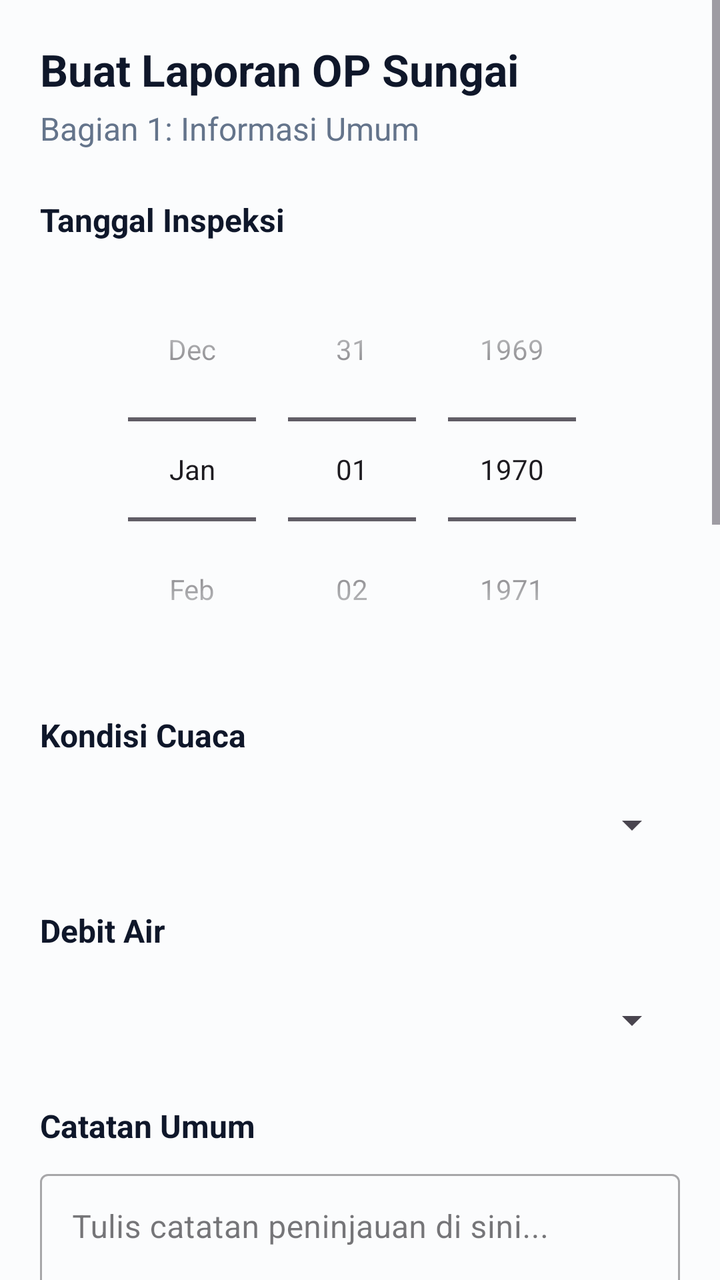
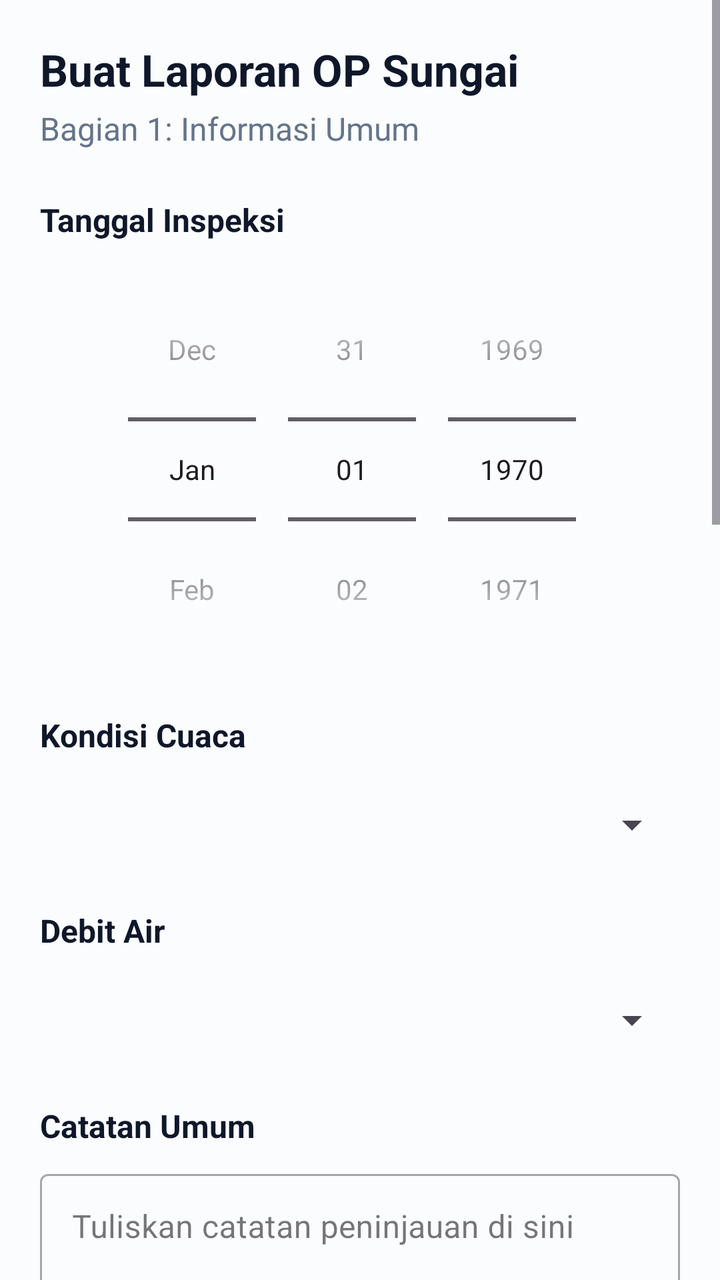

Two renders of the same Android screen: before a commit and after it. Below are the layout's source before the change and the commit's diff.
<!-- AndroidManifest.xml: application theme Theme.RiverOP -->
<!-- res/layout/activity_buat_laporan.xml -->
<?xml version="1.0" encoding="utf-8"?>
<ScrollView xmlns:android="http://schemas.android.com/apk/res/android"
    xmlns:app="http://schemas.android.com/apk/res-auto"
    android:layout_width="match_parent"
    android:layout_height="match_parent"
    android:fillViewport="true"
    android:background="@color/background">

    <androidx.constraintlayout.widget.ConstraintLayout
        android:layout_width="match_parent"
        android:layout_height="wrap_content"
        android:padding="20dp">

        <TextView
            android:id="@+id/tvTitle"
            android:layout_width="0dp"
            android:layout_height="wrap_content"
            android:text="Buat Laporan OP Sungai"
            android:textSize="22sp"
            android:textStyle="bold"
            android:textColor="@color/text_primary"
            app:layout_constraintTop_toTopOf="parent"
            app:layout_constraintStart_toStartOf="parent"
            app:layout_constraintEnd_toEndOf="parent" />

        <TextView
            android:id="@+id/tvSubtitle"
            android:layout_width="0dp"
            android:layout_height="wrap_content"
            android:text="Bagian 1: Informasi Umum"
            android:textSize="16sp"
            android:textColor="@color/text_secondary"
            android:layout_marginTop="4dp"
            app:layout_constraintTop_toBottomOf="@id/tvTitle"
            app:layout_constraintStart_toStartOf="parent"
            app:layout_constraintEnd_toEndOf="parent" />

        <TextView
            android:id="@+id/lblTanggal"
            android:layout_width="0dp"
            android:layout_height="wrap_content"
            android:text="Tanggal Inspeksi"
            android:textSize="16sp"
            android:textStyle="bold"
            android:textColor="@color/text_primary"
            android:layout_marginTop="24dp"
            app:layout_constraintTop_toBottomOf="@id/tvSubtitle"
            app:layout_constraintStart_toStartOf="parent"
            app:layout_constraintEnd_toEndOf="parent" />

        <DatePicker
            android:id="@+id/dpTanggal"
            android:layout_width="0dp"
            android:layout_height="wrap_content"
            android:datePickerMode="spinner"
            android:calendarViewShown="false"
            android:layout_marginTop="8dp"
            app:layout_constraintTop_toBottomOf="@id/lblTanggal"
            app:layout_constraintStart_toStartOf="parent"
            app:layout_constraintEnd_toEndOf="parent" />

        <TextView
            android:id="@+id/lblCuaca"
            android:layout_width="0dp"
            android:layout_height="wrap_content"
            android:text="Kondisi Cuaca"
            android:textSize="16sp"
            android:textStyle="bold"
            android:textColor="@color/text_primary"
            android:layout_marginTop="16dp"
            app:layout_constraintTop_toBottomOf="@id/dpTanggal"
            app:layout_constraintStart_toStartOf="parent"
            app:layout_constraintEnd_toEndOf="parent" />

        <Spinner
            android:id="@+id/spCuaca"
            android:layout_width="0dp"
            android:layout_height="52dp"
            android:layout_marginTop="8dp"
            android:spinnerMode="dropdown"
            app:layout_constraintTop_toBottomOf="@id/lblCuaca"
            app:layout_constraintStart_toStartOf="parent"
            app:layout_constraintEnd_toEndOf="parent" />

        <TextView
            android:id="@+id/lblDebit"
            android:layout_width="0dp"
            android:layout_height="wrap_content"
            android:text="Debit Air"
            android:textSize="16sp"
            android:textStyle="bold"
            android:textColor="@color/text_primary"
            android:layout_marginTop="16dp"
            app:layout_constraintTop_toBottomOf="@id/spCuaca"
            app:layout_constraintStart_toStartOf="parent"
            app:layout_constraintEnd_toEndOf="parent" />

        <Spinner
            android:id="@+id/spDebit"
            android:layout_width="0dp"
            android:layout_height="52dp"
            android:layout_marginTop="8dp"
            android:spinnerMode="dropdown"
            app:layout_constraintTop_toBottomOf="@id/lblDebit"
            app:layout_constraintStart_toStartOf="parent"
            app:layout_constraintEnd_toEndOf="parent" />

        <TextView
            android:id="@+id/lblCatatan"
            android:layout_width="0dp"
            android:layout_height="wrap_content"
            android:text="Catatan Umum"
            android:textSize="16sp"
            android:textStyle="bold"
            android:textColor="@color/text_primary"
            android:layout_marginTop="16dp"
            app:layout_constraintTop_toBottomOf="@id/spDebit"
            app:layout_constraintStart_toStartOf="parent"
            app:layout_constraintEnd_toEndOf="parent" />

        <com.google.android.material.textfield.TextInputLayout
            android:id="@+id/tilCatatan"
            style="@style/Widget.MaterialComponents.TextInputLayout.OutlinedBox"
            android:layout_width="0dp"
            android:layout_height="wrap_content"
            android:layout_marginTop="8dp"
            android:hint="Tulis catatan peninjauan di sini..."
            app:layout_constraintTop_toBottomOf="@id/lblCatatan"
            app:layout_constraintStart_toStartOf="parent"
            app:layout_constraintEnd_toEndOf="parent">

            <com.google.android.material.textfield.TextInputEditText
                android:id="@+id/etCatatan"
                android:layout_width="match_parent"
                android:layout_height="wrap_content"
                android:inputType="textMultiLine"
                android:minLines="3"
                android:gravity="top|start"
                android:textColor="@color/text_primary"
                android:textColorHint="@color/text_hint"/>
        </com.google.android.material.textfield.TextInputLayout>

        <TextView
            android:id="@+id/lblKendala"
            android:layout_width="0dp"
            android:layout_height="wrap_content"
            android:text="Kendala di Lapangan"
            android:textSize="16sp"
            android:textStyle="bold"
            android:textColor="@color/text_primary"
            android:layout_marginTop="16dp"
            app:layout_constraintTop_toBottomOf="@id/tilCatatan"
            app:layout_constraintStart_toStartOf="parent"
            app:layout_constraintEnd_toEndOf="parent" />

        <com.google.android.material.textfield.TextInputLayout
            android:id="@+id/tilKendala"
            style="@style/Widget.MaterialComponents.TextInputLayout.OutlinedBox"
            android:layout_width="0dp"
            android:layout_height="wrap_content"
            android:layout_marginTop="8dp"
            android:hint="Tulis kendala yang dihadapi (bila ada)..."
            app:layout_constraintTop_toBottomOf="@id/lblKendala"
            app:layout_constraintStart_toStartOf="parent"
            app:layout_constraintEnd_toEndOf="parent">

            <com.google.android.material.textfield.TextInputEditText
                android:id="@+id/etKendala"
                android:layout_width="match_parent"
                android:layout_height="wrap_content"
                android:inputType="textMultiLine"
                android:minLines="3"
                android:gravity="top|start"
                android:textColor="@color/text_primary"
                android:textColorHint="@color/text_hint"/>
        </com.google.android.material.textfield.TextInputLayout>

        
        <TextView
            android:id="@+id/lblFoto1"
            android:layout_width="0dp"
            android:layout_height="wrap_content"
            android:text="Foto Lokasi 1 (Wajib)"
            android:textSize="16sp"
            android:textStyle="bold"
            android:textColor="@color/text_primary"
            android:layout_marginTop="24dp"
            app:layout_constraintTop_toBottomOf="@id/tilKendala"
            app:layout_constraintStart_toStartOf="parent"
            app:layout_constraintEnd_toEndOf="parent" />

        <ImageView
            android:id="@+id/imgFoto1"
            android:layout_width="0dp"
            android:layout_height="200dp"
            android:layout_marginTop="8dp"
            android:background="@color/divider"
            android:scaleType="centerCrop"
            android:src="@android:drawable/ic_menu_camera"
            app:layout_constraintTop_toBottomOf="@id/lblFoto1"
            app:layout_constraintStart_toStartOf="parent"
            app:layout_constraintEnd_toEndOf="parent" />

        <LinearLayout
            android:id="@+id/layoutBtnFoto1"
            android:layout_width="0dp"
            android:layout_height="wrap_content"
            android:orientation="horizontal"
            android:layout_marginTop="8dp"
            app:layout_constraintTop_toBottomOf="@id/imgFoto1"
            app:layout_constraintStart_toStartOf="parent"
            app:layout_constraintEnd_toEndOf="parent">

            <com.google.android.material.button.MaterialButton
                android:id="@+id/btnKameraFoto1"
                style="@style/Widget.MaterialComponents.Button.OutlinedButton"
                android:layout_width="0dp"
                android:layout_height="wrap_content"
                android:layout_weight="1"
                android:layout_marginEnd="4dp"
                android:text="📷 Kamera" />

            <com.google.android.material.button.MaterialButton
                android:id="@+id/btnGaleriFoto1"
                style="@style/Widget.MaterialComponents.Button.OutlinedButton"
                android:layout_width="0dp"
                android:layout_height="wrap_content"
                android:layout_weight="1"
                android:layout_marginStart="4dp"
                android:text="🖼️ Galeri" />

            <com.google.android.material.button.MaterialButton
                android:id="@+id/btnHapusFoto1"
                style="@style/Widget.MaterialComponents.Button.OutlinedButton"
                android:layout_width="wrap_content"
                android:layout_height="wrap_content"
                android:layout_marginStart="4dp"
                android:text="🗑️"
                android:visibility="gone" />

        </LinearLayout>

        
        <TextView
            android:id="@+id/lblFoto2"
            android:layout_width="0dp"
            android:layout_height="wrap_content"
            android:text="Foto Lokasi 2 (Opsional)"
            android:textSize="16sp"
            android:textStyle="bold"
            android:textColor="@color/text_primary"
            android:layout_marginTop="16dp"
            app:layout_constraintTop_toBottomOf="@id/layoutBtnFoto1"
            app:layout_constraintStart_toStartOf="parent"
            app:layout_constraintEnd_toEndOf="parent" />

        <ImageView
            android:id="@+id/imgFoto2"
            android:layout_width="0dp"
            android:layout_height="200dp"
            android:layout_marginTop="8dp"
            android:background="@color/divider"
            android:scaleType="centerCrop"
            android:src="@android:drawable/ic_menu_camera"
            app:layout_constraintTop_toBottomOf="@id/lblFoto2"
            app:layout_constraintStart_toStartOf="parent"
            app:layout_constraintEnd_toEndOf="parent" />

        <LinearLayout
            android:id="@+id/layoutBtnFoto2"
            android:layout_width="0dp"
            android:layout_height="wrap_content"
            android:orientation="horizontal"
            android:layout_marginTop="8dp"
            app:layout_constraintTop_toBottomOf="@id/imgFoto2"
            app:layout_constraintStart_toStartOf="parent"
            app:layout_constraintEnd_toEndOf="parent">

            <com.google.android.material.button.MaterialButton
                android:id="@+id/btnKameraFoto2"
                style="@style/Widget.MaterialComponents.Button.OutlinedButton"
                android:layout_width="0dp"
                android:layout_height="wrap_content"
                android:layout_weight="1"
                android:layout_marginEnd="4dp"
                android:text="📷 Kamera" />

            <com.google.android.material.button.MaterialButton
                android:id="@+id/btnGaleriFoto2"
                style="@style/Widget.MaterialComponents.Button.OutlinedButton"
                android:layout_width="0dp"
                android:layout_height="wrap_content"
                android:layout_weight="1"
                android:layout_marginStart="4dp"
                android:text="🖼️ Galeri" />

            <com.google.android.material.button.MaterialButton
                android:id="@+id/btnHapusFoto2"
                style="@style/Widget.MaterialComponents.Button.OutlinedButton"
                android:layout_width="wrap_content"
                android:layout_height="wrap_content"
                android:layout_marginStart="4dp"
                android:text="🗑️"
                android:visibility="gone" />

        </LinearLayout>

        
        <com.google.android.material.button.MaterialButton
            android:id="@+id/btnLanjut"
            android:layout_width="0dp"
            android:layout_height="56dp"
            android:layout_marginTop="32dp"
            android:layout_marginBottom="16dp"
            android:text="Lanjut"
            android:textSize="18sp"
            android:textStyle="bold"
            android:textColor="@color/white"
            android:backgroundTint="@color/primary"
            app:layout_constraintTop_toBottomOf="@id/layoutBtnFoto2"
            app:layout_constraintBottom_toBottomOf="parent"
            app:layout_constraintStart_toStartOf="parent"
            app:layout_constraintEnd_toEndOf="parent" />

    </androidx.constraintlayout.widget.ConstraintLayout>
</ScrollView>
<!-- resources referenced by this layout -->
<resources>
  <color name="background">#FBFCFD</color>
  <color name="divider">#E2E8F0</color>
  <color name="primary">#0A2C48</color>
  <color name="text_hint">#94A3B8</color>
  <color name="text_primary">#0F172A</color>
  <color name="text_secondary">#64748B</color>
  <color name="white">#FFFFFF</color>
  <style name="Theme.RiverOP" parent="Base.Theme.RiverOP" />
  <style name="Base.Theme.RiverOP" parent="Theme.Material3.Light.NoActionBar">
          <item name="colorPrimary">@color/primary</item>
          <item name="colorPrimaryVariant">@color/primary_dark</item>
          <item name="colorSecondary">@color/accent_gold</item>
          <item name="android:colorBackground">@color/background</item>
          <item name="android:windowBackground">@color/background</item>
      </style>
  <color name="primary_dark">#061523</color>
  <color name="accent_gold">#EBBD51</color>
</resources>

<!-- the commit's change to res/layout/activity_buat_laporan.xml (unified diff, before → after) -->
@@ -124,7 +124,7 @@
             android:layout_width="0dp"
             android:layout_height="wrap_content"
             android:layout_marginTop="8dp"
-            android:hint="Tulis catatan peninjauan di sini..."
+            android:hint="Tuliskan catatan peninjauan di sini"
             app:layout_constraintTop_toBottomOf="@id/lblCatatan"
             app:layout_constraintStart_toStartOf="parent"
             app:layout_constraintEnd_toEndOf="parent">
@@ -159,7 +159,7 @@
             android:layout_width="0dp"
             android:layout_height="wrap_content"
             android:layout_marginTop="8dp"
-            android:hint="Tulis kendala yang dihadapi (bila ada)..."
+            android:hint="Tuliskan kendala yang dihadapi, bila ada"
             app:layout_constraintTop_toBottomOf="@id/lblKendala"
             app:layout_constraintStart_toStartOf="parent"
             app:layout_constraintEnd_toEndOf="parent">
